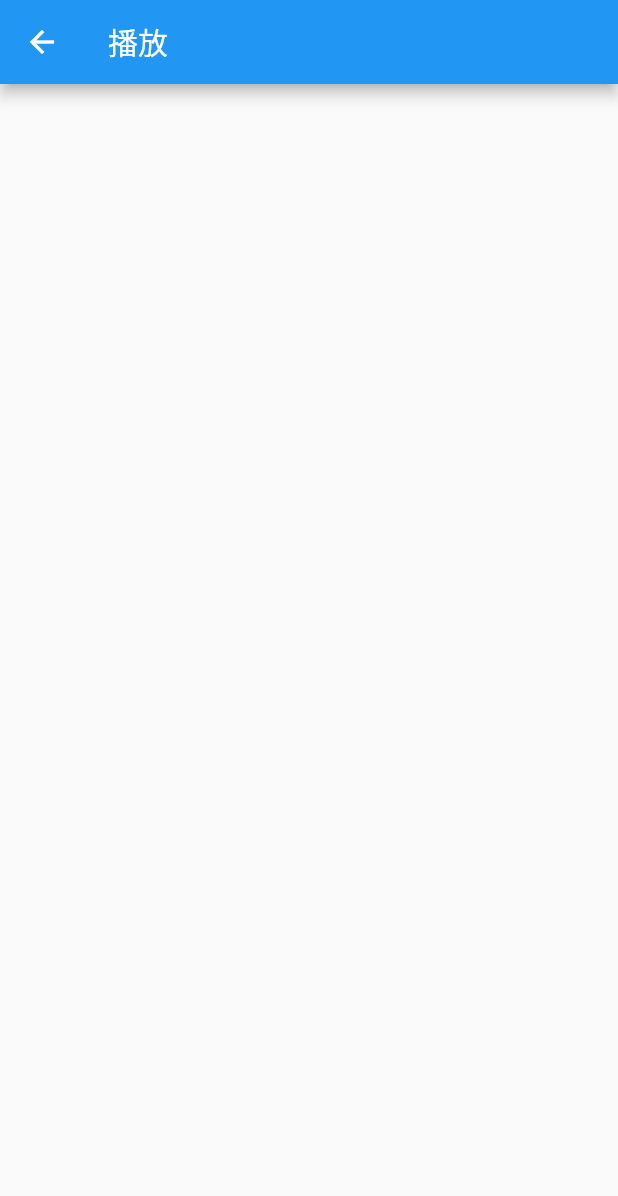
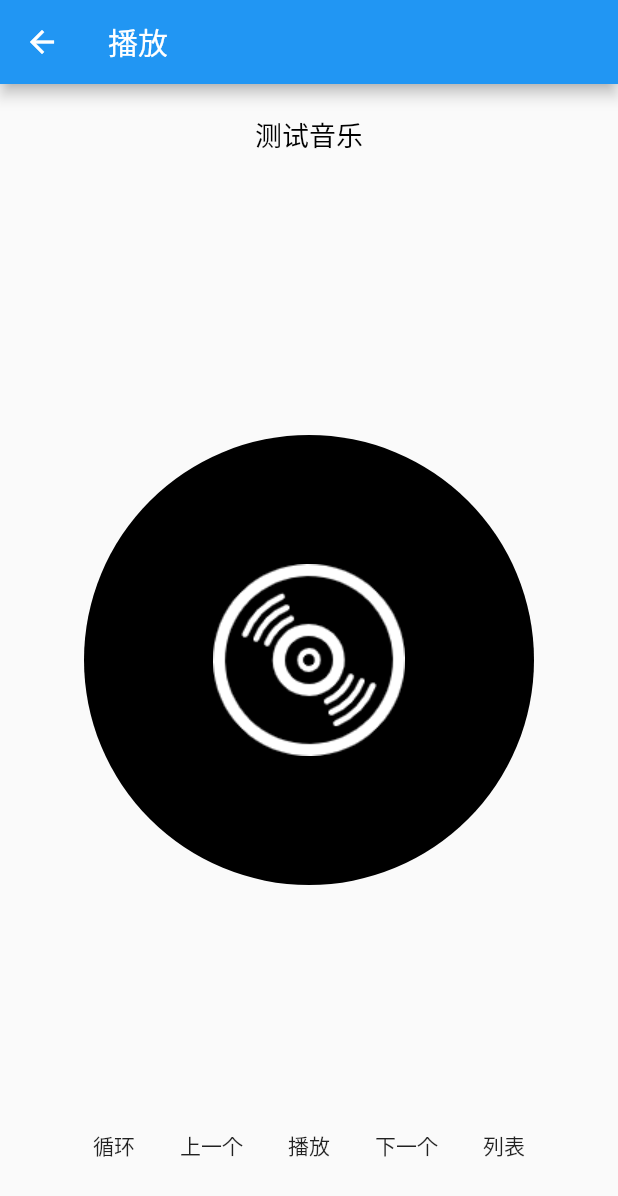
Before and after one commit to katewen/freemusic_flutter, a Flutter app: the PlayWidget screen opened directly, on a phone screen of 412 x 824 dp. Shown: the top 1196 px of the screen. Run offline on Flutter 3.47's test engine with Material 2 defaults, Android fonts, the phone set to English and light mode, and no system bars; our stand-ins replace audioplayers, sqflite; accounts and stored records are empty.

Commit message:
播放界面

```diff
--- a/lib/listItem.dart
+++ b/lib/listItem.dart
@@ -2,6 +2,7 @@ import 'package:flutter/material.dart';
 import 'package:flutter/widgets.dart';
 import 'package:freemusic_flutter/musicModel.dart';
 import 'package:freemusic_flutter/networkManager.dart';
+import 'package:freemusic_flutter/play.dart';
 import 'package:freemusic_flutter/playManager.dart';
 
 class ListItem extends StatelessWidget {
@@ -47,6 +48,8 @@ class ListItem extends StatelessWidget {
               String musicUrl =
                   await NetworkManager().requestMusicUrlWithId(model.id);
               PlayerManger().reloadPlayDataWithUrl(musicUrl);
+              sharedPlay.musicList = [model];
+              sharedPlay.model = model;
             },
           ),
           GestureDetector(
--- a/lib/myList.dart
+++ b/lib/myList.dart
@@ -61,6 +61,8 @@ class MyListState extends State<MyList> {
                       String musicUrl = await NetworkManager()
                           .requestMusicUrlWithId(musicList[index].id);
                       PlayerManger().reloadPlayDataWithUrl(musicUrl);
+                      PlayerManger().playMusicList = musicList;
+                      PlayerManger().playingIndex = index;
                     },
                   ));
             },
--- a/lib/play.dart
+++ b/lib/play.dart
@@ -1,11 +1,55 @@
+import 'dart:ui';
+
 import 'package:flutter/material.dart';
+import 'package:freemusic_flutter/musicModel.dart';
+
+PlayWidget sharedPlay = PlayWidget();
 
 class PlayWidget extends StatefulWidget {
+  MusicModel model;
+  List musicList;
   @override
   _PlayWidgetState createState() => _PlayWidgetState();
 }
 
 class _PlayWidgetState extends State<PlayWidget> {
+  String musicName = '测试音乐';
+  String artistStr = '';
+  List musicList = sharedPlay.musicList;
+  MusicModel model = sharedPlay.model;
+
+  // factory _PlayWidgetState() => _getInstance();
+
+  // static _PlayWidgetState get instance => _getInstance();
+
+  // _PlayWidgetState.internal();
+
+  // static _PlayWidgetState _instance;
+
+  // static _PlayWidgetState _getInstance() {
+  //   if (_instance == null) {
+  //     _instance = _PlayWidgetState.internal();
+  //   }
+  //   return _instance;
+  // }
+  //
+  @override
+  void initState() {
+    // TODO: implement initState
+    super.initState();
+    if (model != null) {
+      for (var artist in model.artist) {
+        artistStr = artistStr + artist + ',';
+      }
+      artistStr =
+          artistStr.replaceRange(artistStr.length - 1, artistStr.length, '');
+      musicName = model.name;
+    }
+    if (artistStr == null) {
+      artistStr = '';
+    }
+  }
+
   @override
   Widget build(BuildContext context) {
     return Scaffold(
@@ -15,6 +59,60 @@ class _PlayWidgetState extends State<PlayWidget> {
           style: TextStyle(color: Colors.white),
         ),
       ),
+      body: Stack(
+        alignment: Alignment.center,
+        children: [
+          Positioned(
+            top: 20,
+            child: Text(
+              musicName,
+              style: TextStyle(fontSize: 18, color: Colors.black),
+            ),
+          ),
+          Positioned(
+            top: 60,
+            child: Text(
+              artistStr,
+              style: TextStyle(fontSize: 16, color: Colors.black),
+            ),
+          ),
+          Positioned(
+            child: DecoratedBox(
+              decoration: BoxDecoration(
+                borderRadius: BorderRadius.circular(150),
+                color: Colors.black,
+              ),
+              child: Image.asset('images/music.png'),
+            ),
+            height: 300,
+            width: 300,
+          ),
+          Positioned(
+            child: Row(
+              children: [
+                Text('循环'),
+                SizedBox(
+                  width: 30,
+                ),
+                Text('上一个'),
+                SizedBox(
+                  width: 30,
+                ),
+                Text('播放'),
+                SizedBox(
+                  width: 30,
+                ),
+                Text('下一个'),
+                SizedBox(
+                  width: 30,
+                ),
+                Text('列表')
+              ],
+            ),
+            bottom: 50,
+          )
+        ],
+      ),
     );
   }
 }
```
Also changed, not shown: lib/playManager.dart (+48 -1 lines).
